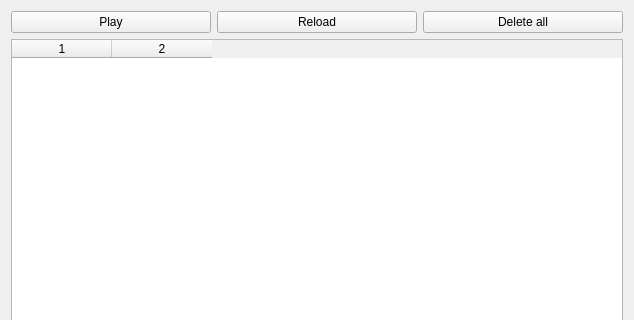
Before: the Qt Designer form App/resources/ui/FavoriteWidget.ui in senatrkosarev/AudioPlayer, drawn with Qt 5; both pictures show x 0 to 634 and y 0 to 320 of the 634 by 586 pixel window.
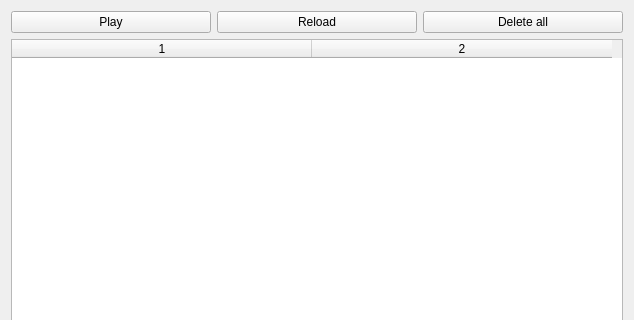
After: the same form once the commit is applied. Icons and pictures are not drawn.

Diff of the .ui file:
```diff
--- a/App/resources/ui/FavoriteWidget.ui
+++ b/App/resources/ui/FavoriteWidget.ui
@@ -54,6 +54,9 @@
      <property name="columnCount">
       <number>2</number>
      </property>
+     <attribute name="horizontalHeaderDefaultSectionSize">
+      <number>300</number>
+     </attribute>
      <column/>
      <column/>
     </widget>
```
